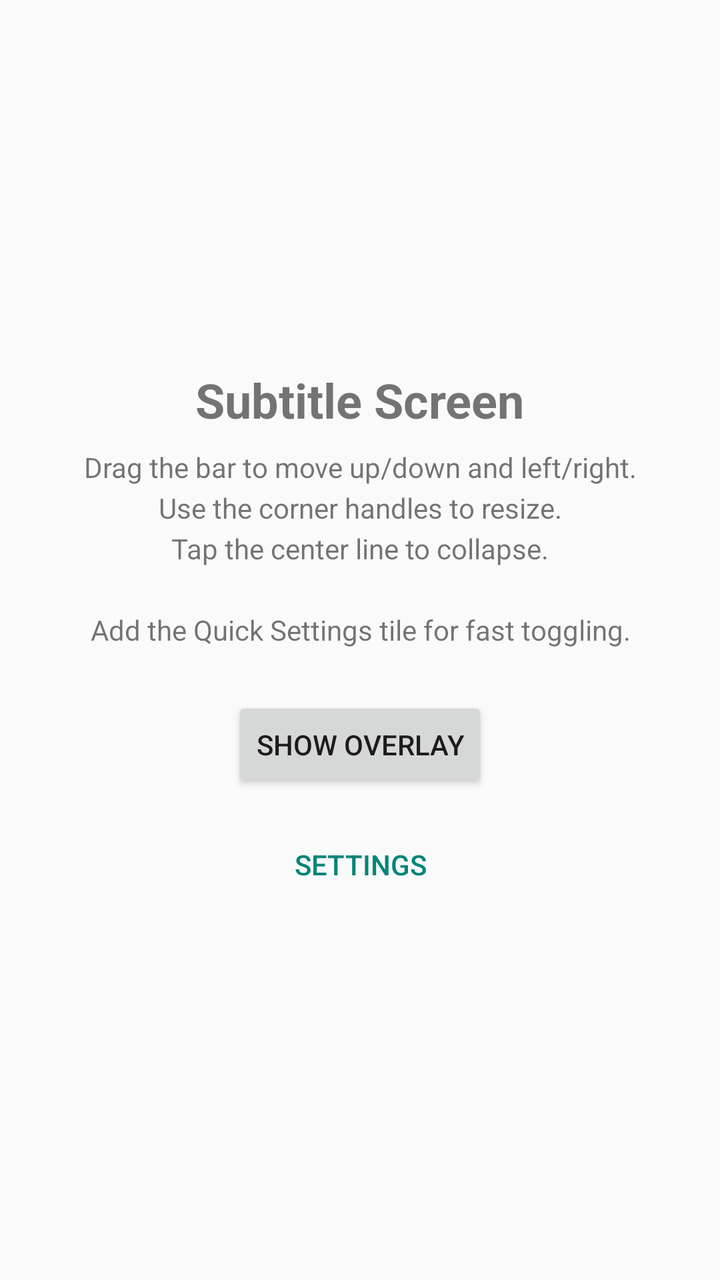
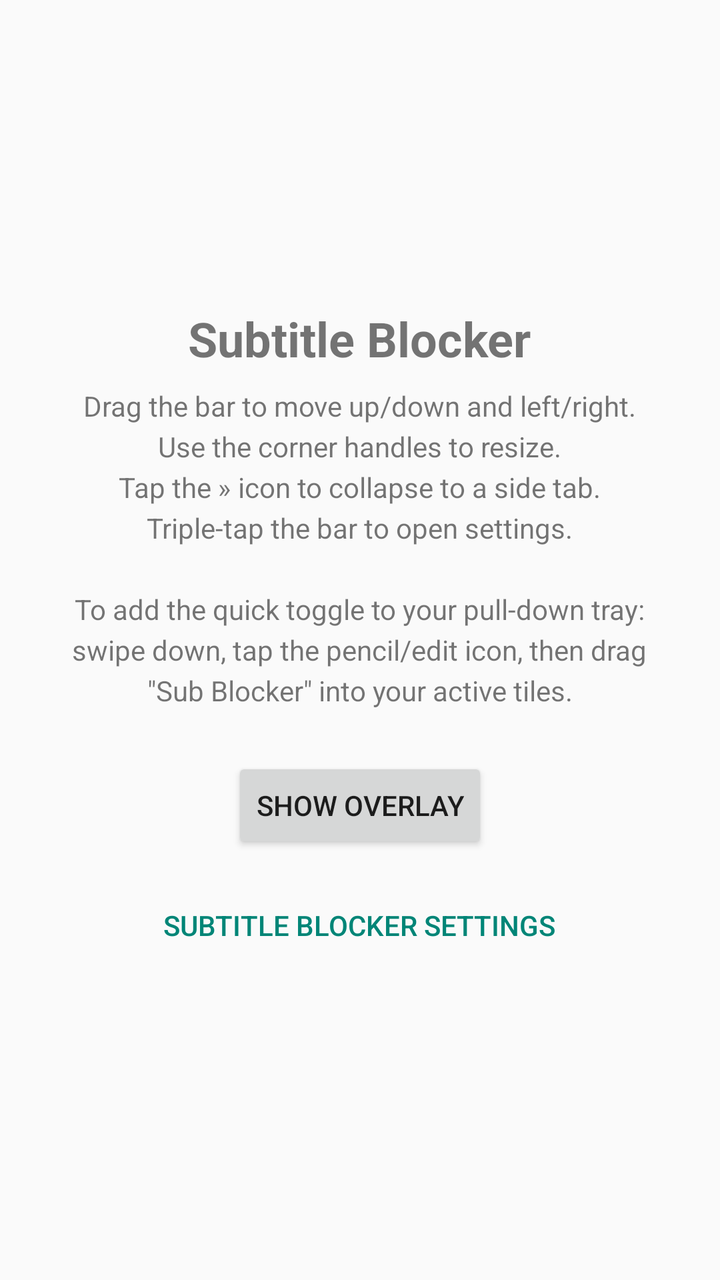

An Android layout rendered at two revisions. The XML below is the earlier revision; the diff shows what the commit changed to produce the second picture.
<!-- AndroidManifest.xml: application theme Theme.AppCompat.Light.DarkActionBar -->
<!-- res/layout/activity_main.xml -->
<?xml version="1.0" encoding="utf-8"?>
<LinearLayout xmlns:android="http://schemas.android.com/apk/res/android"
    android:layout_width="match_parent"
    android:layout_height="match_parent"
    android:gravity="center"
    android:orientation="vertical"
    android:padding="32dp">

    <TextView
        android:layout_width="wrap_content"
        android:layout_height="wrap_content"
        android:layout_marginBottom="8dp"
        android:text="Subtitle Screen"
        android:textSize="24sp"
        android:textStyle="bold" />

    <TextView
        android:layout_width="wrap_content"
        android:layout_height="wrap_content"
        android:layout_marginBottom="24dp"
        android:gravity="center"
        android:lineSpacingExtra="4dp"
        android:text="Drag the bar to move up/down and left/right.\nUse the corner handles to resize.\nTap the center line to collapse.\n\nAdd the Quick Settings tile for fast toggling."
        android:textSize="14sp" />

    <Button
        android:id="@+id/btnToggle"
        android:layout_width="wrap_content"
        android:layout_height="wrap_content"
        android:layout_marginBottom="12dp"
        android:text="Show Overlay" />

    <Button
        android:id="@+id/btnSettings"
        android:layout_width="wrap_content"
        android:layout_height="wrap_content"
        android:text="Settings"
        style="?android:attr/buttonBarButtonStyle" />

</LinearLayout>
<!-- resources referenced by this layout -->
<resources>

</resources>

<!-- the commit's change to res/layout/activity_main.xml (unified diff, before → after) -->
@@ -10,7 +10,7 @@
         android:layout_width="wrap_content"
         android:layout_height="wrap_content"
         android:layout_marginBottom="8dp"
-        android:text="Subtitle Screen"
+        android:text="@string/app_name"
         android:textSize="24sp"
         android:textStyle="bold" />
 
@@ -20,7 +20,7 @@
         android:layout_marginBottom="24dp"
         android:gravity="center"
         android:lineSpacingExtra="4dp"
-        android:text="Drag the bar to move up/down and left/right.\nUse the corner handles to resize.\nTap the center line to collapse.\n\nAdd the Quick Settings tile for fast toggling."
+        android:text="@string/main_instructions"
         android:textSize="14sp" />
 
     <Button
@@ -28,13 +28,13 @@
         android:layout_width="wrap_content"
         android:layout_height="wrap_content"
         android:layout_marginBottom="12dp"
-        android:text="Show Overlay" />
+        android:text="@string/show_overlay" />
 
     <Button
         android:id="@+id/btnSettings"
         android:layout_width="wrap_content"
         android:layout_height="wrap_content"
-        android:text="Settings"
+        android:text="@string/settings_title"
         style="?android:attr/buttonBarButtonStyle" />
 
 </LinearLayout>
<!-- resource entries referenced after the edit -->
@@ -1,5 +1,8 @@
 <!-- resources referenced by this layout -->
 <resources>
-
+  <string name="app_name">Subtitle Blocker</string>
+  <string name="main_instructions">Drag the bar to move up/down and left/right.\nUse the corner handles to resize.\nTap the \u00BB icon to collapse to a side tab.\nTriple-tap the bar to open settings.\n\nTo add the quick toggle to your pull-down tray:\nswipe down, tap the pencil/edit icon, then drag\n\"Sub Blocker\" into your active tiles.</string>
+  <string name="settings_title">Subtitle Blocker Settings</string>
+  <string name="show_overlay">Show Overlay</string>
 </resources>
 
